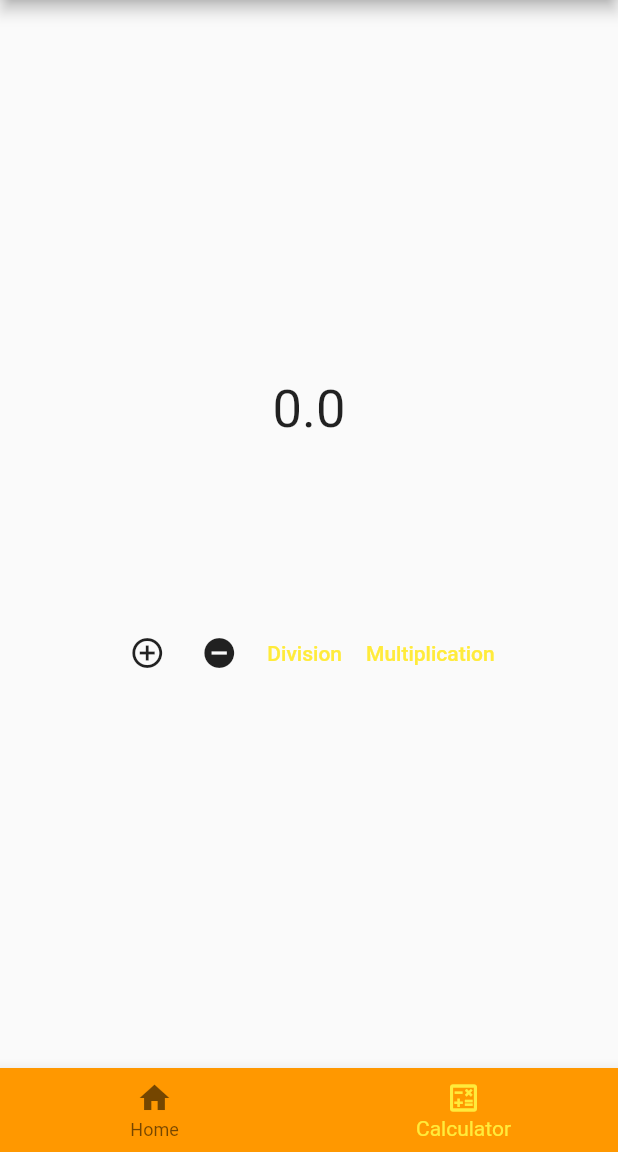
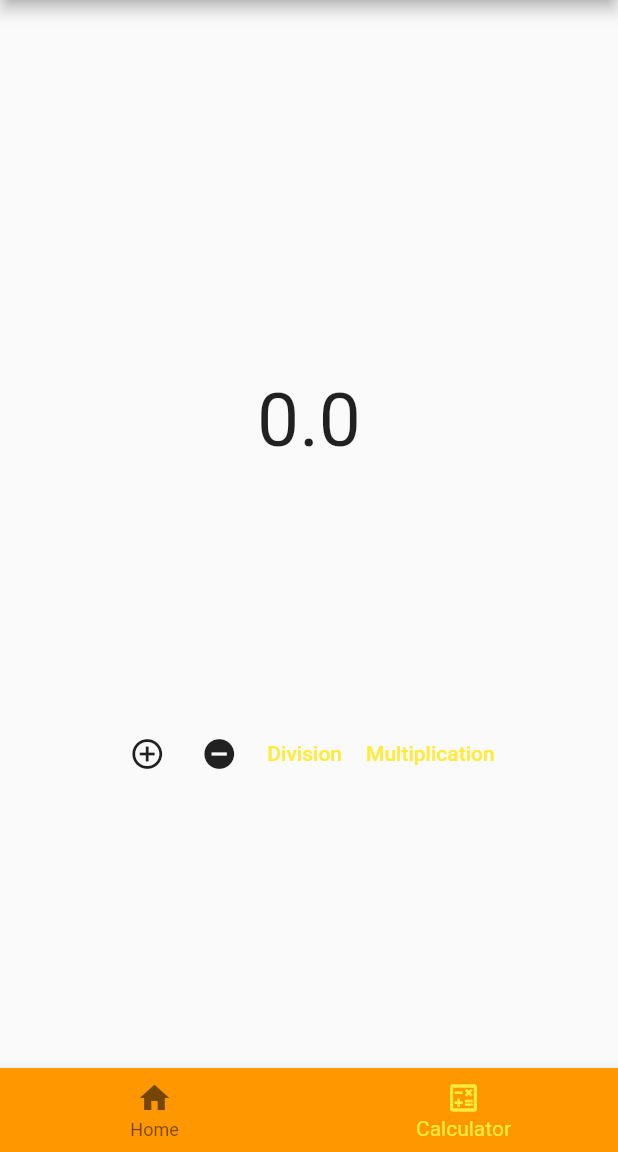
Before and after one commit to EmirKosekul/FlutterDenemelerim, a Flutter app: the screen it shows after launch, swiped to page 2, on a phone screen of 412 x 824 dp, the part 84-1236 px from its top. Run offline on Flutter 3.47's test engine with Material 2 defaults, Android fonts, the phone set to English and light mode, and no system bars.

Commit message:
Calculator2

```diff
--- a/lib/views/KullaniciSayfasi.dart
+++ b/lib/views/KullaniciSayfasi.dart
@@ -17,6 +17,8 @@ class KSayfasi extends State<KullaniciSayfasi> {
   double _number1 = 0;
   double _number2 = 0;
   double result = 0;
+  String _yazi="";
+
   @override
   Widget build(BuildContext context) {
     return Scaffold(
@@ -26,8 +28,16 @@ class KSayfasi extends State<KullaniciSayfasi> {
           mainAxisAlignment: MainAxisAlignment.center,
           crossAxisAlignment: CrossAxisAlignment.center,
           children: [
+            Text(_yazi),
             Container(
-              child: Text(result.toString(),style: TextStyle(fontSize: 35),),
+              height: 50,
+            ),
+            Text(
+              result.toString(),
+              style: TextStyle(fontSize: 50),
+            ),
+            Container(
+              height: 50,
             ),
             Padding(
               padding: const EdgeInsets.only(left: 500, right: 500),
@@ -58,9 +68,7 @@ class KSayfasi extends State<KullaniciSayfasi> {
                       _number1 = double.parse(_controller1.text);
                       _number2 = double.parse(_controller2.text);
                       result = _number1 + _number2;
-                      setState(() {
-
-                      });
+                      setState(() {});
                     },
                     icon: Icon(Icons.add_circle_outline_outlined)),
                 IconButton(
@@ -68,9 +76,7 @@ class KSayfasi extends State<KullaniciSayfasi> {
                       _number1 = double.parse(_controller1.text);
                       _number2 = double.parse(_controller2.text);
                       result = _number1 - _number2;
-                      setState(() {
-
-                      });
+                      setState(() {});
                     },
                     icon: Icon(Icons.remove_circle_sharp)),
                 TextButton(
@@ -78,9 +84,7 @@ class KSayfasi extends State<KullaniciSayfasi> {
                       _number1 = double.parse(_controller1.text);
                       _number2 = double.parse(_controller2.text);
                       result = _number1 / _number2;
-                      setState(() {
-
-                      });
+                      setState(() {});
                     }),
                     child: Text("Division")),
                 TextButton(
@@ -88,9 +92,7 @@ class KSayfasi extends State<KullaniciSayfasi> {
                       _number1 = double.parse(_controller1.text);
                       _number2 = double.parse(_controller2.text);
                       result = _number1 * _number2;
-                      setState(() {
-
-                      });
+                      setState(() {});
                     }),
                     child: Text("Multiplication")),
               ],
```
